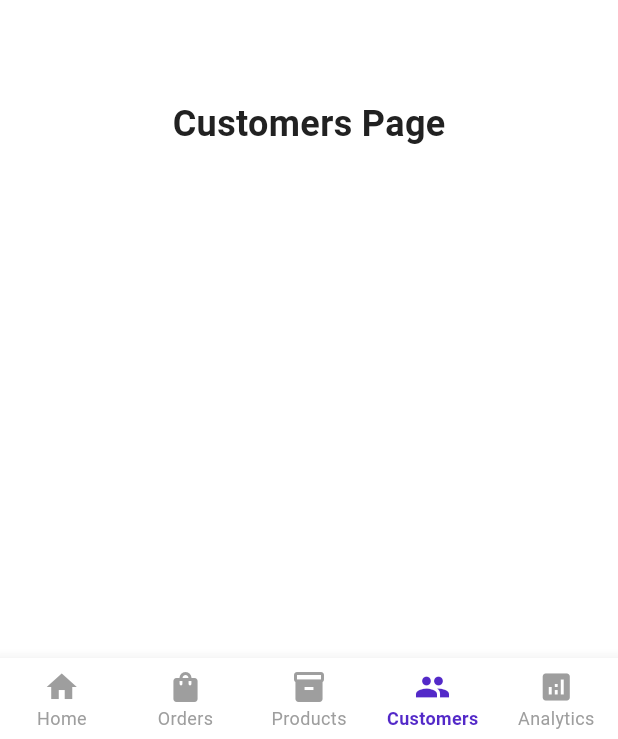
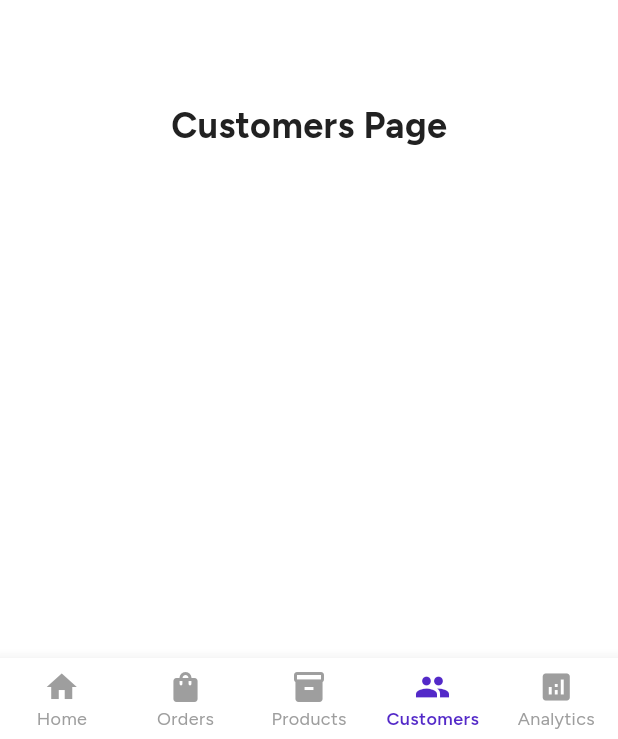
Before and after one commit to kmmelissat/vendly, a Flutter app: the screen it shows after launch, item 4 of the bottom bar chosen, on a phone screen of 412 x 824 dp. Shown: the part 494-1233 px from the top of the screen. Run offline on Flutter 3.47's test engine with Material 3 defaults, Android fonts, the phone set to English and light mode, and no system bars; our stand-ins replace flutter_svg, google_fonts; project files that could hold a hidden picture were left out.

Commit message:
🎨 Integrate Google Fonts into the app theme: updated text styles across various components to use Google Fonts for a consistent typography experience.

```diff
--- /dev/null
+++ b/devtools_options.yaml
@@ -0,0 +1,3 @@
+description: This file stores settings for Dart & Flutter DevTools.
+documentation: https://docs.flutter.dev/tools/devtools/extensions#configure-extension-enablement-states
+extensions:
--- a/lib/main.dart
+++ b/lib/main.dart
@@ -1,6 +1,7 @@
 import 'package:flutter/material.dart';
 import 'package:flutter/services.dart';
 import 'package:flutter_svg/flutter_svg.dart';
+import 'package:google_fonts/google_fonts.dart';
 import 'theme/app_theme.dart';
 
 void main() async {
--- a/lib/theme/app_theme.dart
+++ b/lib/theme/app_theme.dart
@@ -1,4 +1,5 @@
 import 'package:flutter/material.dart';
+import 'package:google_fonts/google_fonts.dart';
 
 class AppColors {
   // Primary purple colors
@@ -47,17 +48,16 @@ class AppTheme {
       ),
 
       // App Bar Theme
-      appBarTheme: const AppBarTheme(
+      appBarTheme: AppBarTheme(
         backgroundColor: AppColors.white,
         foregroundColor: AppColors.textPrimary,
         elevation: 1,
         centerTitle: true,
         shadowColor: AppColors.grey,
-        titleTextStyle: TextStyle(
+        titleTextStyle: GoogleFonts.figtree(
           color: AppColors.textPrimary,
           fontSize: 24,
           fontWeight: FontWeight.bold,
-          fontFamily: 'Roboto',
         ),
       ),
 
@@ -67,11 +67,11 @@ class AppTheme {
         unselectedItemColor: AppColors.grey,
         type: BottomNavigationBarType.fixed,
         elevation: 8,
-        selectedLabelStyle: const TextStyle(
+        selectedLabelStyle: GoogleFonts.figtree(
           fontWeight: FontWeight.w600,
           fontSize: 12,
         ),
-        unselectedLabelStyle: const TextStyle(
+        unselectedLabelStyle: GoogleFonts.figtree(
           fontWeight: FontWeight.w400,
           fontSize: 12,
         ),
@@ -85,7 +85,10 @@ class AppTheme {
           elevation: 2,
           padding: const EdgeInsets.symmetric(horizontal: 24, vertical: 12),
           shape: RoundedRectangleBorder(borderRadius: BorderRadius.circular(8)),
-          textStyle: const TextStyle(fontSize: 16, fontWeight: FontWeight.w600),
+          textStyle: GoogleFonts.figtree(
+            fontSize: 16,
+            fontWeight: FontWeight.w600,
+          ),
         ),
       ),
 
@@ -93,7 +96,10 @@ class AppTheme {
       textButtonTheme: TextButtonThemeData(
         style: TextButton.styleFrom(
           foregroundColor: AppColors.primary,
-          textStyle: const TextStyle(fontSize: 16, fontWeight: FontWeight.w600),
+          textStyle: GoogleFonts.figtree(
+            fontSize: 16,
+            fontWeight: FontWeight.w600,
+          ),
         ),
       ),
 
@@ -104,7 +110,10 @@ class AppTheme {
           side: const BorderSide(color: AppColors.primary),
           padding: const EdgeInsets.symmetric(horizontal: 24, vertical: 12),
           shape: RoundedRectangleBorder(borderRadius: BorderRadius.circular(8)),
-          textStyle: const TextStyle(fontSize: 16, fontWeight: FontWeight.w600),
+          textStyle: GoogleFonts.figtree(
+            fontSize: 16,
+            fontWeight: FontWeight.w600,
+          ),
         ),
       ),
 
@@ -139,78 +148,78 @@ class AppTheme {
       ),
 
       // Text Theme
-      textTheme: const TextTheme(
-        displayLarge: TextStyle(
+      textTheme: GoogleFonts.figtreeTextTheme().copyWith(
+        displayLarge: GoogleFonts.figtree(
           fontSize: 32,
           fontWeight: FontWeight.bold,
           color: AppColors.textPrimary,
         ),
-        displayMedium: TextStyle(
+        displayMedium: GoogleFonts.figtree(
           fontSize: 28,
           fontWeight: FontWeight.bold,
           color: AppColors.textPrimary,
         ),
-        displaySmall: TextStyle(
+        displaySmall: GoogleFonts.figtree(
           fontSize: 24,
           fontWeight: FontWeight.bold,
           color: AppColors.textPrimary,
         ),
-        headlineLarge: TextStyle(
+        headlineLarge: GoogleFonts.figtree(
           fontSize: 22,
           fontWeight: FontWeight.w600,
           color: AppColors.textPrimary,
         ),
-        headlineMedium: TextStyle(
+        headlineMedium: GoogleFonts.figtree(
           fontSize: 20,
           fontWeight: FontWeight.w600,
           color: AppColors.textPrimary,
         ),
-        headlineSmall: TextStyle(
+        headlineSmall: GoogleFonts.figtree(
           fontSize: 18,
           fontWeight: FontWeight.w600,
           color: AppColors.textPrimary,
         ),
-        titleLarge: TextStyle(
+        titleLarge: GoogleFonts.figtree(
           fontSize: 16,
           fontWeight: FontWeight.w600,
           color: AppColors.textPrimary,
         ),
-        titleMedium: TextStyle(
+        titleMedium: GoogleFonts.figtree(
           fontSize: 14,
           fontWeight: FontWeight.w500,
           color: AppColors.textPrimary,
         ),
-        titleSmall: TextStyle(
+        titleSmall: GoogleFonts.figtree(
           fontSize: 12,
           fontWeight: FontWeight.w500,
           color: AppColors.textPrimary,
         ),
-        bodyLarge: TextStyle(
+        bodyLarge: GoogleFonts.figtree(
           fontSize: 16,
           fontWeight: FontWeight.normal,
           color: AppColors.textPrimary,
         ),
-        bodyMedium: TextStyle(
+        bodyMedium: GoogleFonts.figtree(
           fontSize: 14,
           fontWeight: FontWeight.normal,
           color: AppColors.textPrimary,
         ),
-        bodySmall: TextStyle(
+        bodySmall: GoogleFonts.figtree(
           fontSize: 12,
           fontWeight: FontWeight.normal,
           color: AppColors.textSecondary,
         ),
-        labelLarge: TextStyle(
+        labelLarge: GoogleFonts.figtree(
           fontSize: 14,
           fontWeight: FontWeight.w500,
           color: AppColors.textPrimary,
         ),
-        labelMedium: TextStyle(
+        labelMedium: GoogleFonts.figtree(
           fontSize: 12,
           fontWeight: FontWeight.w500,
           color: AppColors.textPrimary,
         ),
-        labelSmall: TextStyle(
+        labelSmall: GoogleFonts.figtree(
           fontSize: 10,
           fontWeight: FontWeight.w500,
           color: AppColors.textSecondary,
```
